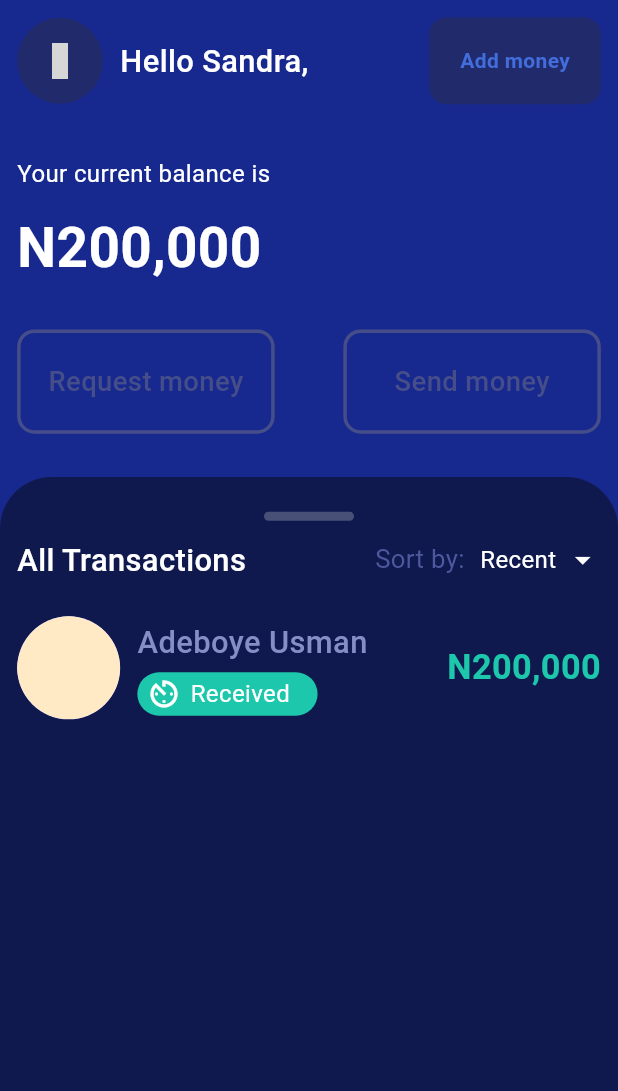
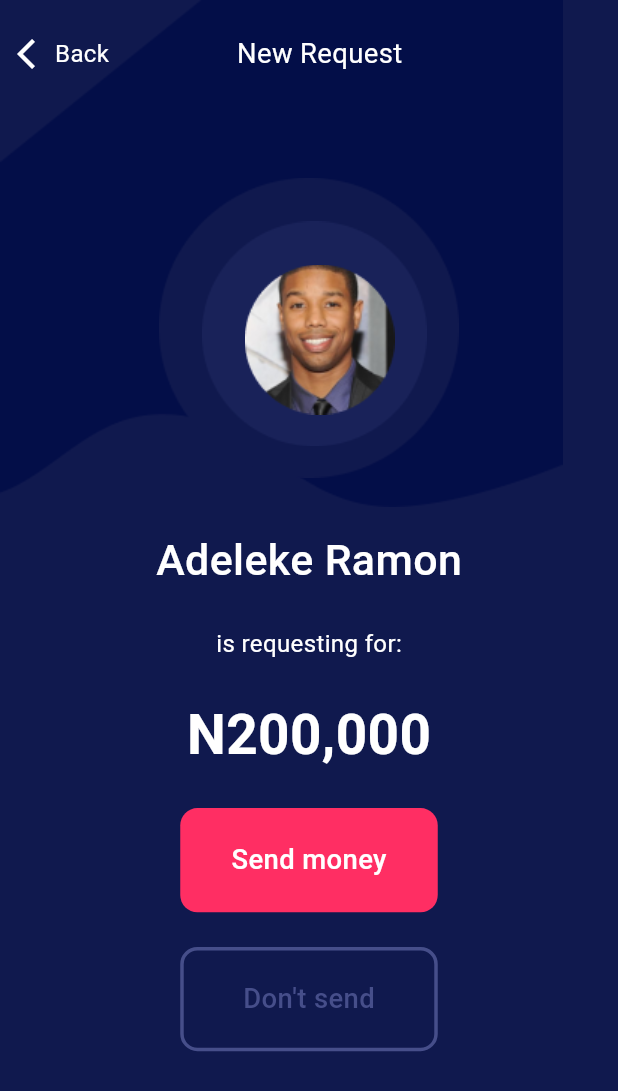
Before and after one commit to TooniMike/fintech, a Flutter app: the screen it shows after launch, on a phone screen of 412 x 824 dp. Shown: the top 1091 px of the screen. Run offline on Flutter 3.47's test engine with Material 3 defaults, Android fonts, the phone set to English and light mode, and no system bars; our stand-ins replace flutter_screenutil, flutter_vector_icons, shared_preferences, smooth_page_indicator, top_snackbar_flutter; grey boxes are pictures that could not be loaded.

Commit message:
money request

```diff
--- a/lib/core/res/image_res.dart
+++ b/lib/core/res/image_res.dart
@@ -31,4 +31,11 @@ class Assets{
   static const vec13 = 'assets/images/onboard_two/vec13.png';
   static const vec14 = 'assets/images/onboard_two/vec14.png';
   static const vec15 = 'assets/images/onboard_two/vec15.png';
+
+  // Money Request Assets
+  static const ell1 = 'assets/images/money_request/Ellipse 10.png';
+  static const ell2 = 'assets/images/money_request/Ellipse 11.png';
+  static const ell3 = 'assets/images/money_request/Ellipse 12.png';
+  static const vector = 'assets/images/money_request/Vector 36.png';
+
 }
--- a/lib/core/values/app_colors.dart
+++ b/lib/core/values/app_colors.dart
@@ -3,7 +3,7 @@ import 'package:flutter/material.dart';
 class AppColors {
   const AppColors._();
 
-  static const Color primaryColor = Color(0xFF17288E);
+  static const Color primaryColor = Color(0xFF10194E);
   static const Color darkBlue = Color(0xff1E2E3D);
   static const Color darkerBlue = Color(0xff152534);
   static const Color darkestBlue = Color(0xff0C1C2E);
--- a/lib/main.dart
+++ b/lib/main.dart
@@ -1,4 +1,5 @@
 import 'package:fintech/home_page.dart';
+import 'package:fintech/money_request.dart';
 import 'package:flutter/material.dart';
 import 'package:flutter_screenutil/flutter_screenutil.dart';
 
@@ -24,7 +25,7 @@ class MyApp extends StatelessWidget {
             useMaterial3: true,
           ),
           // home: const OnBoardingScreen(),
-          home: const HomePage(),
+          home: const MoneyRequest(),
         );
       },
     );
--- /dev/null
+++ b/lib/money_request.dart
@@ -0,0 +1,122 @@
+import 'package:fintech/core/common/widgets/all_widgets.dart';
+import 'package:flutter/material.dart';
+import 'package:flutter_screenutil/flutter_screenutil.dart';
+
+import 'core/res/image_res.dart';
+import 'core/values/all_values.dart';
+
+class MoneyRequest extends StatelessWidget {
+  const MoneyRequest({super.key});
+
+  @override
+  Widget build(BuildContext context) {
+    return SafeArea(
+      child: Scaffold(
+        backgroundColor: AppColors.primaryColor,
+        body: Stack(
+          children: [
+            Positioned(
+              top: 0.h,
+              child: Image.asset(Assets.vector),
+            ),
+            Padding(
+              padding: EdgeInsets.symmetric(vertical: 20.h, horizontal: 10.w),
+              child: Column(
+                children: [
+                  Row(
+                    children: [
+                      const Icon(
+                        Icons.arrow_back_ios,
+                        color: Colors.white,
+                      ),
+                      const WhiteSpace(
+                        width: 1,
+                      ),
+                      Expanded(
+                        child: Text(
+                          'Back',
+                          style:
+                              TextStyle(color: Colors.white, fontSize: 14.sp),
+                        ),
+                      ),
+                      Expanded(
+                        child: Text(
+                          'New Request',
+                          style: TextStyle(
+                              color: Colors.white,
+                              fontSize: 16.sp,
+                              fontWeight: FontWeight.w400),
+                        ),
+                      ),
+                      const Expanded(child: SizedBox())
+                    ],
+                  ),
+                  const WhiteSpace(
+                    height: 60,
+                  ),
+                  Stack(
+                    children: [
+                      Image.asset(Assets.ell3),
+                      Positioned(
+                          top: 25.h,
+                          left: 25.w,
+                          child: Image.asset(Assets.ell2)),
+                      Positioned(
+                          top: 50.h,
+                          left: 50.w,
+                          child: Image.asset(Assets.ell1))
+                    ],
+                  ),
+                  const WhiteSpace(
+                    height: 30,
+                  ),
+                  Text(
+                    'Adeleke Ramon',
+                    style: TextStyle(
+                        color: Colors.white,
+                        fontSize: 25.sp,
+                        fontWeight: FontWeight.w500),
+                  ),
+                  const WhiteSpace(
+                    height: 20,
+                  ),
+                  Text(
+                    'is requesting for:',
+                    style: TextStyle(
+                        color: Colors.white,
+                        fontSize: 14.sp,
+                        fontWeight: FontWeight.w400),
+                  ),
+                  const WhiteSpace(
+                    height: 20,
+                  ),
+                  Text(
+                    'N200,000',
+                    style: TextStyle(
+                        color: Colors.white,
+                        fontSize: 32.sp,
+                        fontWeight: FontWeight.bold),
+                  ),
+                  const WhiteSpace(
+                    height: 20,
+                  ),
+                  const CustomButton(
+                    text: 'Send money',
+                    isColorFilled: true,
+                  ),
+                  const WhiteSpace(
+                    height: 20,
+                  ),
+                  const CustomButton(
+                    text: 'Don\'t send',
+                    isColorFilled: false,
+                  ),
+                ],
+              ),
+            ),
+          ],
+        ),
+      ),
+    );
+  }
+}
--- a/pubspec.yaml
+++ b/pubspec.yaml
@@ -37,4 +37,5 @@ flutter:
   assets:
     - assets/images/onboard_one/
     - assets/images/onboard_two/
+    - assets/images/money_request/
     - assets/images/
```
Also changed, not shown: assets/images/money_request/Ellipse 10.png (added), assets/images/money_request/Ellipse 11.png (added), assets/images/money_request/Ellipse 12.png (added), assets/images/money_request/Vector 36.png (added).
